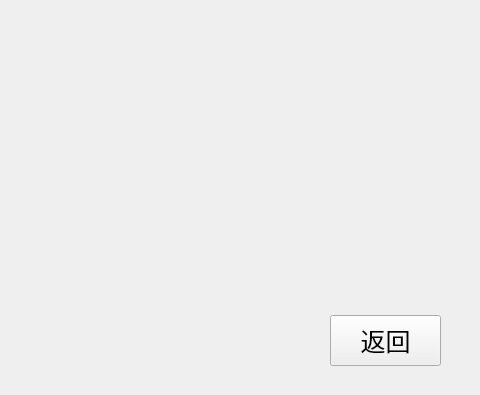
Old version of the form ChineseChess/Chinese_Chess/Chinese_Chess.ui in the repository leta0620/ChineseChess; both pictures show x 720 to 1200 and y 405 to 800 of the 1200 by 800 pixel window.
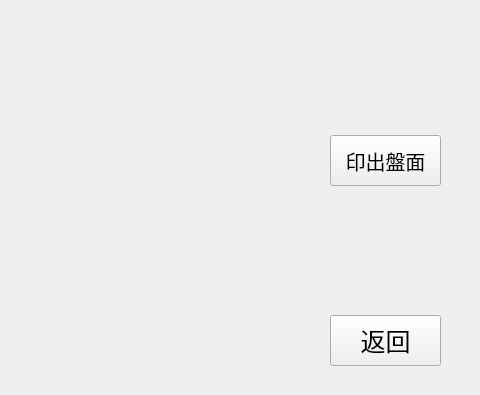
New version of the form. The open tabs and pages were chosen to show the change.

Commit message: can print chess now

```diff
--- a/ChineseChess/Chinese_Chess/Chinese_Chess.ui
+++ b/ChineseChess/Chinese_Chess/Chinese_Chess.ui
@@ -179,6 +179,24 @@
       </font>
      </property>
     </widget>
+    <widget class="QPushButton" name="pushButton_Print">
+     <property name="geometry">
+      <rect>
+       <x>1050</x>
+       <y>540</y>
+       <width>111</width>
+       <height>51</height>
+      </rect>
+     </property>
+     <property name="font">
+      <font>
+       <pointsize>15</pointsize>
+      </font>
+     </property>
+     <property name="text">
+      <string>印出盤面</string>
+     </property>
+    </widget>
    </widget>
   </widget>
  </widget>
```
Left out of the diff: 8 changed lines with no effect on the pictures. The commit also changes 72 other files.
